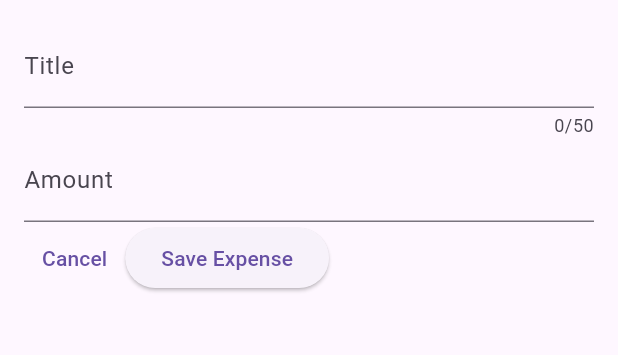
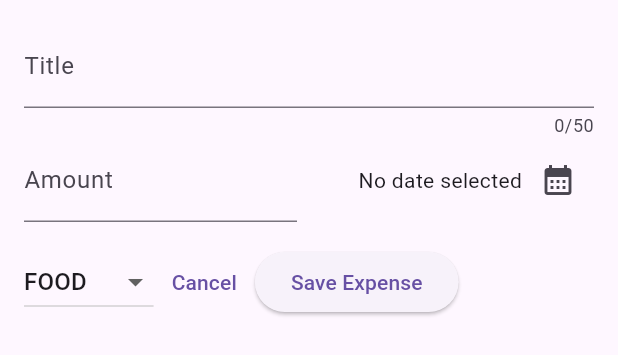
Before and after one commit to tanhongyi88/expense_tracker, a Flutter app: the NewExpense widget shown alone on an empty page, opened directly, on a phone screen of 412 x 824 dp. Shown: the top 355 px of the screen. Run offline on Flutter 3.47's test engine with Material 3 defaults, Android fonts, the phone set to English and light mode, and no system bars.

Commit message:
added date picker and dropdown category picker in the add expense modal

```diff
--- a/lib/widgets/new_expense.dart
+++ b/lib/widgets/new_expense.dart
@@ -1,4 +1,5 @@
 import 'package:flutter/material.dart';
+import 'package:expense_tracker/models/expense.dart';
 
 class NewExpense extends StatefulWidget {
   const NewExpense({super.key});
@@ -12,6 +13,22 @@ class NewExpense extends StatefulWidget {
 class _NewExpenseState extends State<NewExpense> {
   final _titleController = TextEditingController();
   final _amountController = TextEditingController();
+  var _selectedCategory = Category.food;
+  DateTime? _selectedDate;
+
+  _presentDatePicker() async {
+    final now = DateTime.now();
+    final firstDate = DateTime(now.year - 1, now.month, now.day);
+    final pickedDate = await showDatePicker(
+      context: context,
+      initialDate: now,
+      firstDate: firstDate,
+      lastDate: now,
+    );
+    setState(() {
+      _selectedDate = pickedDate;
+    });
+  }
 
   @override
   void dispose() {
@@ -33,7 +50,10 @@ class _NewExpenseState extends State<NewExpense> {
               label: Text('Title'),
             ),
           ),
-          TextField(
+          Row(
+            children: [
+              Expanded(
+                child: TextField(
                   controller: _amountController,
                   keyboardType: TextInputType.number,
                   decoration: const InputDecoration(
@@ -41,10 +61,55 @@ class _NewExpenseState extends State<NewExpense> {
                     label: Text('Amount'),
                   ),
                 ),
+              ),
+              const SizedBox(width: 16),
+              Expanded(
+                child: Row(
+                  mainAxisAlignment: MainAxisAlignment.end,
+                  crossAxisAlignment: CrossAxisAlignment.center,
+                  children: [
+                    Text(_selectedDate == null
+                        ? 'No date selected'
+                        : dateFormatter.format(_selectedDate!)),
+                    IconButton(
+                      onPressed: _presentDatePicker,
+                      icon: const Icon(
+                        Icons.calendar_month,
+                      ),
+                    ),
+                  ],
+                ),
+              ),
+            ],
+          ),
+          const SizedBox(height: 16),
           Row(
             children: [
+              DropdownButton(
+                value: _selectedCategory,
+                items: Category.values
+                    .map(
+                      (category) => DropdownMenuItem(
+                        value: category,
+                        child: Text(
+                          category.name.toUpperCase(),
+                        ),
+                      ),
+                    )
+                    .toList(),
+                onChanged: (value) {
+                  setState(() {
+                    if (value == null) {
+                      return;
+                    }
+                    _selectedCategory = value;
+                  });
+                },
+              ),
               TextButton(
-                onPressed: () {},
+                onPressed: () {
+                  Navigator.pop(context);
+                },
                 child: const Text("Cancel"),
               ),
               ElevatedButton(
```
Lines whose indentation alone changed are shown as unchanged.
